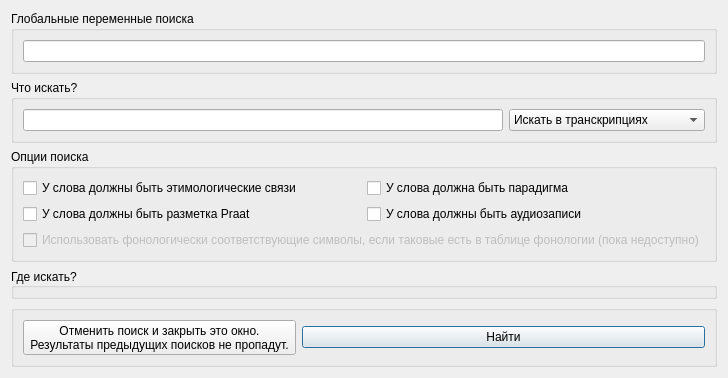
This is search.ui in al-indigo/Dialeqt as Qt 5 draws it before an edit. The edited form follows.
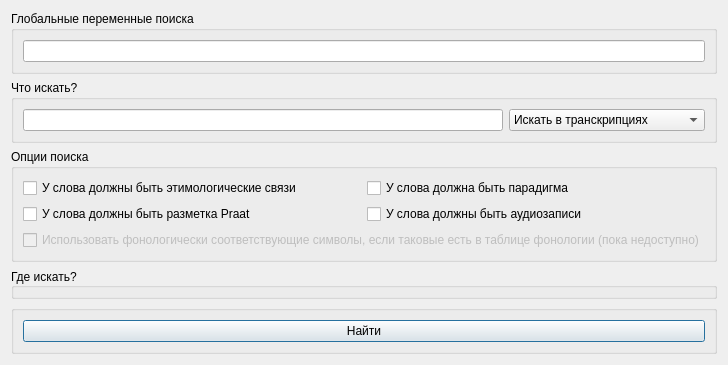
This is the edited form.

```diff
--- a/search.ui
+++ b/search.ui
@@ -14,7 +14,7 @@
    </rect>
   </property>
   <property name="sizePolicy">
-   <sizepolicy hsizetype="Preferred" vsizetype="Maximum">
+   <sizepolicy hsizetype="Expanding" vsizetype="Expanding">
     <horstretch>0</horstretch>
     <verstretch>0</verstretch>
    </sizepolicy>
@@ -195,14 +195,6 @@
       <bool>true</bool>
      </property>
      <layout class="QHBoxLayout" name="horizontalLayout_2">
-      <item>
-       <widget class="QToolButton" name="cancelButton">
-        <property name="text">
-         <string>Отменить поиск и закрыть это окно.
-Результаты предыдущих поисков не пропадут.</string>
-        </property>
-       </widget>
-      </item>
       <item>
        <widget class="QPushButton" name="findButton">
         <property name="text">
```
Left out of the diff: 11 changed lines with no effect on the pictures.
